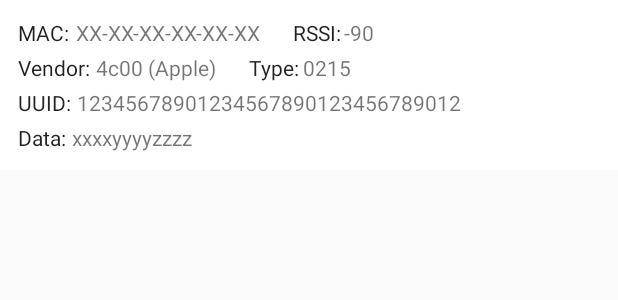
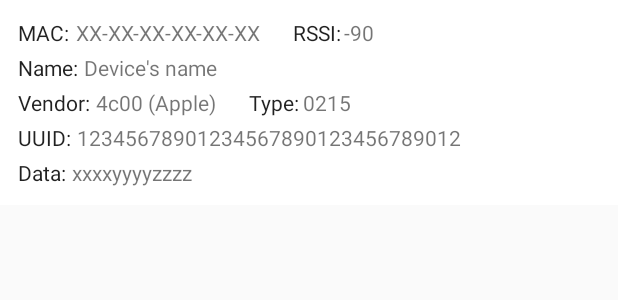
Before and after one commit to nfcf/ivigilate.android, an Android app: the layout sighting.xml on its own in the app's theme, with its tools: preview values and no code run, on a phone screen of 412 x 824 dp. Shown: the top 300 px of the screen. Run offline under Robolectric (Android 15) with nearby library versions, the phone set to English and light mode, and no system bars.

Commit message:
changes to parsing of BLE advertisment

```diff
--- a/app/src/main/java/com/ivigilate/android/app/classes/SightingAdapter.java
+++ b/app/src/main/java/com/ivigilate/android/app/classes/SightingAdapter.java
@@ -45,7 +45,11 @@ public class SightingAdapter extends BaseAdapter {
 
         TextView tvMacValue = (TextView) rowView.findViewById(R.id.tvMacValue);
         String mac = getItem(position).getMac();
-        tvMacValue.setText(mac != null ? mac : "");
+        tvMacValue.setText(!StringUtils.isNullOrBlank(mac) ? mac : "N/A");
+
+        TextView tvNameValue = (TextView) rowView.findViewById(R.id.tvNameValue);
+        String name = getItem(position).getName();
+        tvNameValue.setText(name != null ? name : "(Unknown)");
 
         TextView tvRssiValue = (TextView) rowView.findViewById(R.id.tvRssiValue);
         tvRssiValue.setText(Integer.toString(getItem(position).getRssi()));
--- a/app/src/main/res/layout/sighting.xml
+++ b/app/src/main/res/layout/sighting.xml
@@ -40,11 +40,30 @@
         android:padding="2dp"/>
 
 
+    <TextView android:id="@+id/tvNameTitle"
+        android:layout_width="wrap_content"
+        android:layout_height="wrap_content"
+        android:layout_alignParentStart="true"
+        android:layout_below="@id/tvMacValue"
+        android:textColor="@color/abc_primary_text_material_light"
+        android:text="Name:"
+        android:padding="2dp"/>
+
+    <TextView android:id="@+id/tvNameValue"
+        android:layout_width="wrap_content"
+        android:layout_height="wrap_content"
+        android:layout_toEndOf="@id/tvNameTitle"
+        android:layout_below="@id/tvMacValue"
+        android:textColor="@color/abc_secondary_text_material_light"
+        android:text="Device's name"
+        android:padding="2dp"/>
+
+
     <TextView android:id="@+id/tvManufacturerTitle"
         android:layout_width="wrap_content"
         android:layout_height="wrap_content"
         android:layout_alignParentStart="true"
-        android:layout_below="@id/tvMacValue"
+        android:layout_below="@id/tvNameValue"
         android:textColor="@color/abc_primary_text_material_light"
         android:text="Vendor:"
         android:padding="2dp"/>
@@ -53,7 +72,7 @@
         android:layout_width="wrap_content"
         android:layout_height="wrap_content"
         android:layout_toEndOf="@id/tvManufacturerTitle"
-        android:layout_below="@id/tvMacValue"
+        android:layout_below="@id/tvNameValue"
         android:textColor="@color/abc_secondary_text_material_light"
         android:text="4c00 (Apple)"
         android:padding="2dp"/>
@@ -62,7 +81,7 @@
         android:layout_width="wrap_content"
         android:layout_height="wrap_content"
         android:layout_toEndOf="@id/tvManufacturerValue"
-        android:layout_below="@id/tvMacValue"
+        android:layout_below="@id/tvNameValue"
         android:textColor="@color/abc_primary_text_material_light"
         android:text="Type:"
         android:paddingLeft="20dp"
@@ -72,7 +91,7 @@
         android:layout_width="wrap_content"
         android:layout_height="wrap_content"
         android:layout_toEndOf="@id/tvTypeTitle"
-        android:layout_below="@id/tvMacValue"
+        android:layout_below="@id/tvNameValue"
         android:textColor="@color/abc_secondary_text_material_light"
         android:text="0215"
         android:padding="2dp"/>
--- a/com.ivigilate.android.library/src/main/java/com/ivigilate/android/library/IVigilateManager.java
+++ b/com.ivigilate.android.library/src/main/java/com/ivigilate/android/library/IVigilateManager.java
@@ -35,7 +35,7 @@ import retrofit.RetrofitError;
 import retrofit.client.Response;
 
 public class IVigilateManager {
-    private static final long INTERVAL_CHECK_SERVICE_ALIVE = 20 * 1000; // unit: ms
+    private static final long INTERVAL_CHECK_SERVICE_ALIVE = 15 * 1000; // unit: ms
 
     public static final int LOCATION_REQUEST_PRIORITY_HIGH_ACCURACY = 100;
     public static final int LOCATION_REQUEST_PRIORITY_BALANCED_POWER_ACCURACY = 102;
--- a/com.ivigilate.android.library/src/main/java/com/ivigilate/android/library/utils/BleAdvUtils.java
+++ b/com.ivigilate.android.library/src/main/java/com/ivigilate/android/library/utils/BleAdvUtils.java
@@ -30,7 +30,9 @@ public class BleAdvUtils {
             case MANUFACTURER_TI:
                 knownDescription = "(TI)";
                 break;
-
+            case MANUFACTURER_PEBBLE:
+                knownDescription = "(Pebble)";
+                break;
             default:
                 knownDescription = "(Unknown)";
         }
@@ -46,5 +48,6 @@ public class BleAdvUtils {
     private static final int MANUFACTURER_GIMBAL = 0xa0c6; //"ad7700c6";
     private static final int MANUFACTURER_JABRA = 0x180d;
     private static final int MANUFACTURER_TI = 0xaa80;
+    private static final int MANUFACTURER_PEBBLE = 0xfed9;
 
 }
```
Also changed, not shown: com.ivigilate.android.library/src/main/java/com/ivigilate/android/library/classes/DeviceSighting.java (+11 -3 lines), com.ivigilate.android.library/src/main/java/com/ivigilate/android/library/utils/StringUtils.java (+35 -0 lines).
